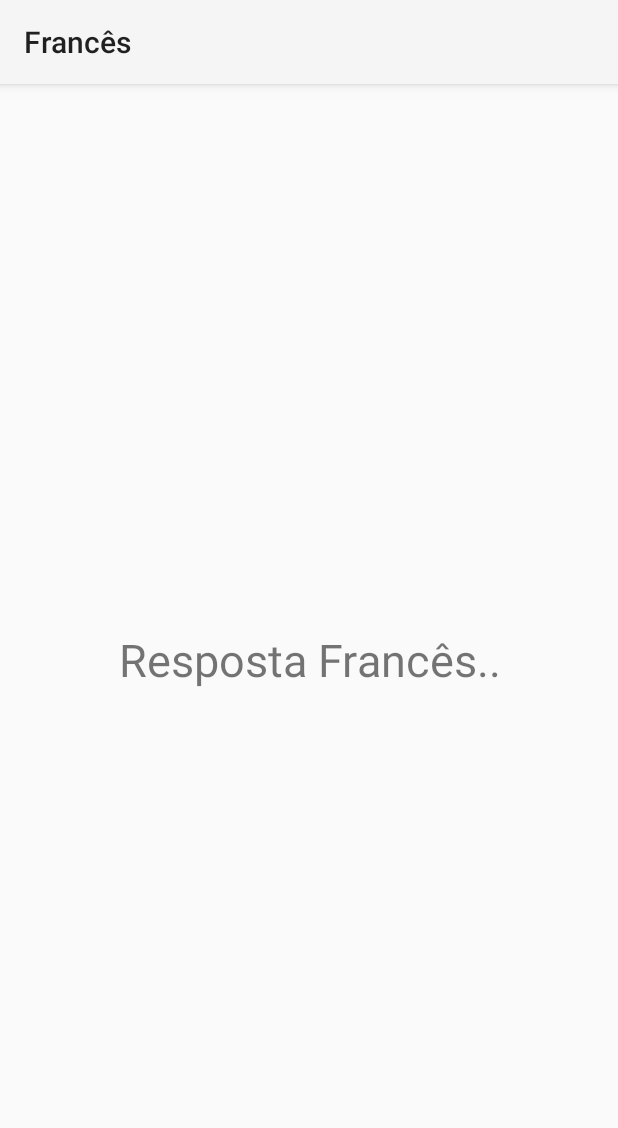
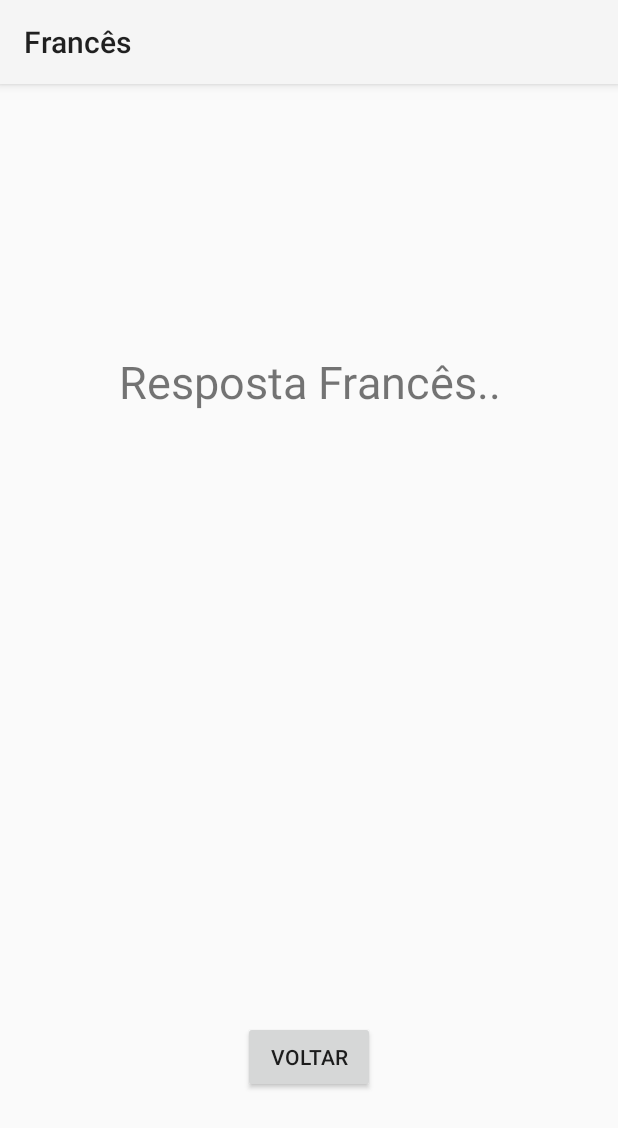
Before and after one commit to deyvison/Roteiro2-Android, an Android app: the TradutorFrancesActivity screen opened directly, with no data from a screen before it, on a phone screen of 412 x 824 dp. Shown: the top 1128 px of the screen. Run offline under Robolectric (Android 15) with nearby library versions, the phone set to English and light mode, and no system bars.

```diff
--- a/app/src/main/java/com/example/deyvison/roteiro02/MainActivity.java
+++ b/app/src/main/java/com/example/deyvison/roteiro02/MainActivity.java
@@ -13,7 +13,6 @@ public class MainActivity extends AppCompatActivity {
     protected void onCreate(Bundle savedInstanceState) {
         super.onCreate(savedInstanceState);
         setContentView(R.layout.activity_main);
-
 
         ((Button)findViewById(R.id.botaoTraduzir)).setOnClickListener(new Traduzir("TRADUZIR",null));
 
--- a/app/src/main/res/layout/activity_tradutor_frances.xml
+++ b/app/src/main/res/layout/activity_tradutor_frances.xml
@@ -14,8 +14,18 @@
         android:layout_height="wrap_content"
         android:text="Resposta Francês.."
         android:id="@+id/repostaFrancesView"
-        android:layout_centerVertical="true"
+        android:textSize="30dp"
+        android:gravity="center"
+        android:layout_alignParentTop="true"
         android:layout_centerHorizontal="true"
-        android:textSize="30dp"
-        android:gravity="center"/>
+        android:layout_marginTop="162dp" />
+
+    <Button
+        android:layout_width="wrap_content"
+        android:layout_height="wrap_content"
+        android:text="Voltar"
+        android:id="@+id/botaoVoltarFrances"
+        android:layout_alignParentBottom="true"
+        android:layout_centerHorizontal="true"
+        android:layout_marginBottom="79dp" />
 </RelativeLayout>
```
Also changed, not shown: app/src/main/java/com/example/deyvison/roteiro02/TradutorFrancesActivity.java (+11 -1 lines), app/src/main/java/com/example/deyvison/roteiro02/TradutorInglesActivity.java (+11 -0 lines), app/src/main/res/layout/activity_tradutor_ingles.xml (+9 -0 lines).
